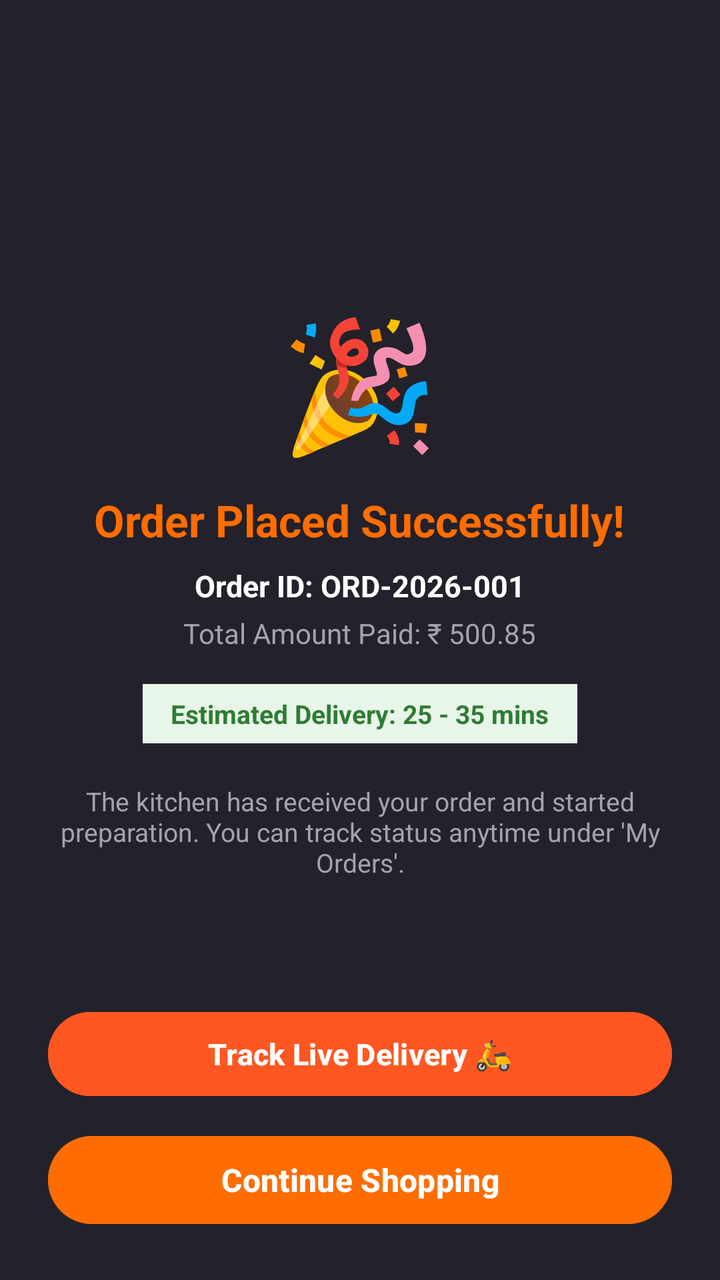
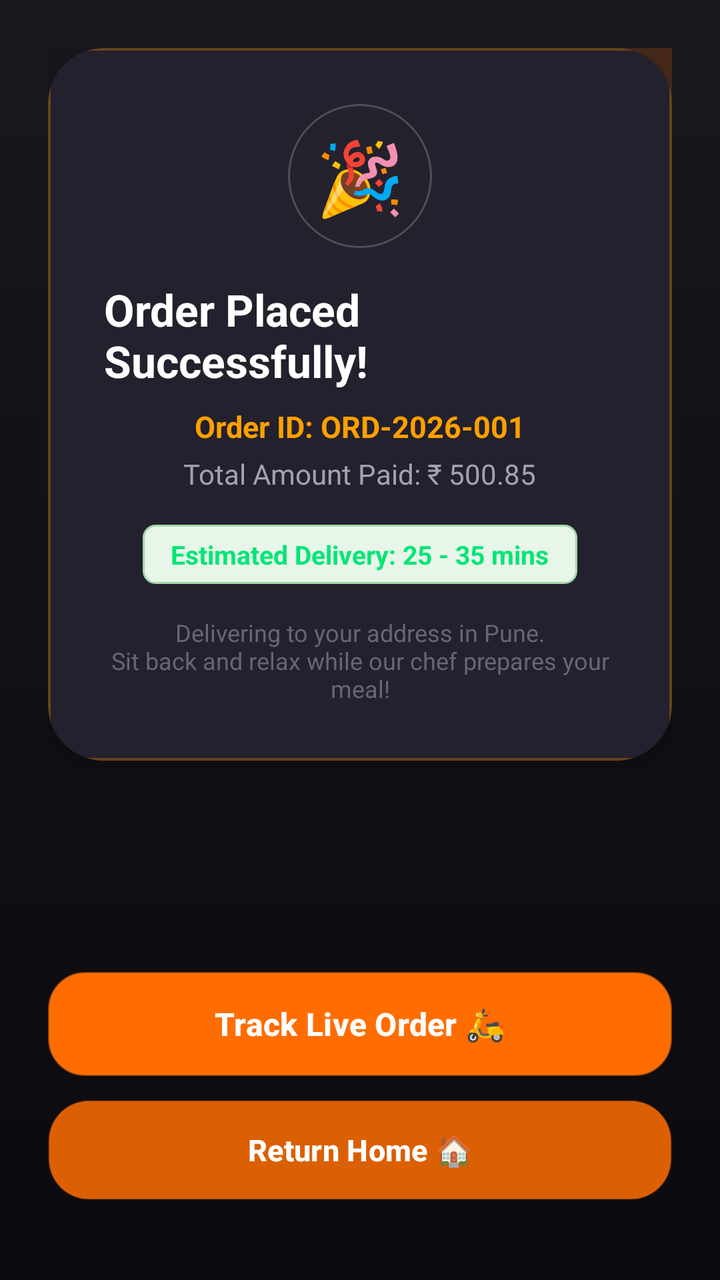

Before-and-after screenshots of an Android layout around one commit, followed by the original layout XML and the change that was made.
<!-- AndroidManifest.xml: activity theme Theme.FoodieHub.NoActionBar -->
<!-- res/layout/activity_order_success.xml -->
<?xml version="1.0" encoding="utf-8"?>
<androidx.constraintlayout.widget.ConstraintLayout xmlns:android="http://schemas.android.com/apk/res/android"
    xmlns:app="http://schemas.android.com/apk/res-auto"
    android:layout_width="match_parent"
    android:layout_height="match_parent"
    android:background="@color/card_background"
    android:padding="24dp">

    <LinearLayout
        android:layout_width="match_parent"
        android:layout_height="wrap_content"
        android:gravity="center"
        android:orientation="vertical"
        app:layout_constraintBottom_toTopOf="@+id/btnSuccessContinue"
        app:layout_constraintTop_toTopOf="parent">

        <TextView
            android:layout_width="wrap_content"
            android:layout_height="wrap_content"
            android:text="🎉"
            android:textSize="64sp" />

        <TextView
            android:layout_width="wrap_content"
            android:layout_height="wrap_content"
            android:layout_marginTop="12dp"
            android:text="Order Placed Successfully!"
            android:textColor="@color/primary"
            android:textSize="22sp"
            android:textStyle="bold" />

        <TextView
            android:id="@+id/txtSuccessOrderId"
            android:layout_width="wrap_content"
            android:layout_height="wrap_content"
            android:layout_marginTop="8dp"
            android:text="Order ID: ORD-2026-001"
            android:textColor="@color/text_primary"
            android:textSize="15sp"
            android:textStyle="bold" />

        <TextView
            android:id="@+id/txtSuccessAmount"
            android:layout_width="wrap_content"
            android:layout_height="wrap_content"
            android:layout_marginTop="4dp"
            android:text="Total Amount Paid: ₹ 500.85"
            android:textColor="@color/text_secondary"
            android:textSize="14sp" />

        <TextView
            android:layout_width="wrap_content"
            android:layout_height="wrap_content"
            android:layout_marginTop="16dp"
            android:text="Estimated Delivery: 25 - 35 mins"
            android:textColor="#2E7D32"
            android:background="#E8F5E9"
            android:paddingHorizontal="14dp"
            android:paddingVertical="6dp"
            android:textStyle="bold"
            android:textSize="13sp" />

        <TextView
            android:layout_width="match_parent"
            android:layout_height="wrap_content"
            android:layout_marginTop="20dp"
            android:gravity="center"
            android:text="The kitchen has received your order and started preparation. You can track status anytime under 'My Orders'."
            android:textColor="@color/text_secondary"
            android:textSize="13sp" />

    </LinearLayout>

    <Button
        android:id="@+id/btnSuccessViewHistory"
        android:layout_width="match_parent"
        android:layout_height="50dp"
        android:layout_marginBottom="12dp"
        android:backgroundTint="#FF5722"
        android:text="Track Live Delivery 🛵"
        android:textColor="@color/white"
        android:textSize="15sp"
        android:textStyle="bold"
        app:layout_constraintBottom_toTopOf="@+id/btnSuccessContinue" />

    <Button
        android:id="@+id/btnSuccessContinue"
        android:layout_width="match_parent"
        android:layout_height="52dp"
        android:backgroundTint="@color/primary"
        android:text="Continue Shopping"
        android:textColor="@color/white"
        android:textSize="16sp"
        android:textStyle="bold"
        app:layout_constraintBottom_toBottomOf="parent" />

</androidx.constraintlayout.widget.ConstraintLayout>
<!-- resources referenced by this layout -->
<resources>
  <color name="card_background">#23212B</color>
  <color name="text_primary">#FFFFFF</color>
  <style name="Theme.FoodieHub" parent="Theme.Material3.DayNight.NoActionBar">
          <item name="colorPrimary">@color/primary</item>
          <item name="colorPrimaryVariant">@color/primary_dark</item>
          <item name="colorSecondary">@color/accent</item>
          <item name="android:statusBarColor">#0E0D12</item>
          <item name="android:navigationBarColor">#0E0D12</item>
          <item name="android:windowBackground">#0E0D12</item>
          <item name="android:windowLightStatusBar">false</item>
          <item name="windowActionBar">false</item>
          <item name="windowNoTitle">true</item>
      </style>
  <!-- unchanged entries left out for length: 6 -->
</resources>

<!-- the commit's change to res/layout/activity_order_success.xml (unified diff, before → after) -->
@@ -3,95 +3,134 @@
     xmlns:app="http://schemas.android.com/apk/res-auto"
     android:layout_width="match_parent"
     android:layout_height="match_parent"
-    android:background="@color/card_background"
+    android:background="@drawable/bg_dark_gradient"
     android:padding="24dp">
 
-    <LinearLayout
+    
+    <View
+        android:layout_width="220dp"
+        android:layout_height="220dp"
+        android:layout_marginTop="-60dp"
+        android:layout_marginEnd="-60dp"
+        android:background="@drawable/bg_glass_circle_orange"
+        android:alpha="0.2"
+        app:layout_constraintTop_toTopOf="parent"
+        app:layout_constraintEnd_toEndOf="parent" />
+
+    
+    <androidx.cardview.widget.CardView
         android:layout_width="match_parent"
         android:layout_height="wrap_content"
-        android:gravity="center"
-        android:orientation="vertical"
+        app:cardBackgroundColor="#211E2B"
+        app:cardCornerRadius="28dp"
+        app:cardElevation="10dp"
         app:layout_constraintBottom_toTopOf="@+id/btnSuccessContinue"
         app:layout_constraintTop_toTopOf="parent">
 
-        <TextView
-            android:layout_width="wrap_content"
+        <LinearLayout
+            android:layout_width="match_parent"
             android:layout_height="wrap_content"
-            android:text="🎉"
-            android:textSize="64sp" />
+            android:background="@drawable/bg_glass_card_glow"
+            android:gravity="center"
+            android:orientation="vertical"
+            android:padding="28dp">
 
-        <TextView
-            android:layout_width="wrap_content"
-            android:layout_height="wrap_content"
-            android:layout_marginTop="12dp"
-            android:text="Order Placed Successfully!"
-            android:textColor="@color/primary"
-            android:textSize="22sp"
+            <FrameLayout
+                android:layout_width="72dp"
+                android:layout_height="72dp"
+                android:background="@drawable/bg_glass_circle">
+
+                <TextView
+                    android:layout_width="wrap_content"
+                    android:layout_height="wrap_content"
+                    android:layout_gravity="center"
+                    android:text="🎉"
+                    android:textSize="36sp" />
+            </FrameLayout>
+
+            <TextView
+                android:layout_width="wrap_content"
+                android:layout_height="wrap_content"
+                android:layout_marginTop="16dp"
+                android:text="Order Placed Successfully!"
+                android:textColor="@color/text_white"
+                android:textSize="22sp"
+                android:textStyle="bold" />
+
+            <TextView
+                android:id="@+id/txtSuccessOrderId"
+                android:layout_width="wrap_content"
+                android:layout_height="wrap_content"
+                android:layout_marginTop="8dp"
+                android:text="Order ID: ORD-2026-001"
+                android:textColor="#FFA000"
+                android:textSize="15sp"
+                android:textStyle="bold" />
+
+            <TextView
+                android:id="@+id/txtSuccessAmount"
+                android:layout_width="wrap_content"
+                android:layout_height="wrap_content"
+                android:layout_marginTop="4dp"
+                android:text="Total Amount Paid: ₹ 500.85"
+                android:textColor="@color/text_secondary"
+                android:textSize="14sp" />
+
+            <TextView
+                android:layout_width="wrap_content"
+                android:layout_height="wrap_content"
+                android:layout_marginTop="16dp"
+                android:text="Estimated Delivery: 25 - 35 mins"
+                android:textColor="#00E676"
+                android:background="@drawable/bg_badge_active_one"
+                android:paddingHorizontal="14dp"
+                android:paddingVertical="6dp"
+                android:textStyle="bold"
+                android:textSize="13sp" />
+
+            <TextView
+                android:layout_width="wrap_content"
+                android:layout_height="wrap_content"
+                android:layout_marginTop="16dp"
+                android:text="Delivering to your address in Pune.\nSit back and relax while our chef prepares your meal!"
+                android:textAlignment="center"
+                android:textColor="@color/text_muted"
+                android:textSize="12sp" />
+
+        </LinearLayout>
+
+    </androidx.cardview.widget.CardView>
+
+    <LinearLayout
+        android:id="@+id/btnContainer"
+        android:layout_width="match_parent"
+        android:layout_height="wrap_content"
+        android:layout_marginBottom="16dp"
+        android:orientation="vertical"
+        app:layout_constraintBottom_toBottomOf="parent">
+
+        <Button
+            android:id="@+id/btnSuccessViewHistory"
+            android:layout_width="match_parent"
+            android:layout_height="52dp"
+            android:background="@drawable/bg_pill_selected"
+            android:text="Track Live Order 🛵"
+            android:textAllCaps="false"
+            android:textColor="@color/white"
+            android:textSize="16sp"
             android:textStyle="bold" />
 
-        <TextView
-            android:id="@+id/txtSuccessOrderId"
-            android:layout_width="wrap_content"
-            android:layout_height="wrap_content"
-            android:layout_marginTop="8dp"
-            android:text="Order ID: ORD-2026-001"
-            android:textColor="@color/text_primary"
+        <Button
+            android:id="@+id/btnSuccessContinue"
+            android:layout_width="match_parent"
+            android:layout_height="50dp"
+            android:layout_marginTop="12dp"
+            android:background="@drawable/bg_glass_card"
+            android:text="Return Home 🏠"
+            android:textAllCaps="false"
+            android:textColor="@color/text_white"
             android:textSize="15sp"
             android:textStyle="bold" />
-
-        <TextView
-            android:id="@+id/txtSuccessAmount"
-            android:layout_width="wrap_content"
-            android:layout_height="wrap_content"
-            android:layout_marginTop="4dp"
-            android:text="Total Amount Paid: ₹ 500.85"
-            android:textColor="@color/text_secondary"
-            android:textSize="14sp" />
-
-        <TextView
-            android:layout_width="wrap_content"
-            android:layout_height="wrap_content"
-            android:layout_marginTop="16dp"
-            android:text="Estimated Delivery: 25 - 35 mins"
-            android:textColor="#2E7D32"
-            android:background="#E8F5E9"
-            android:paddingHorizontal="14dp"
-            android:paddingVertical="6dp"
-            android:textStyle="bold"
-            android:textSize="13sp" />
-
-        <TextView
-            android:layout_width="match_parent"
-            android:layout_height="wrap_content"
-            android:layout_marginTop="20dp"
-            android:gravity="center"
-            android:text="The kitchen has received your order and started preparation. You can track status anytime under 'My Orders'."
-            android:textColor="@color/text_secondary"
-            android:textSize="13sp" />
-
     </LinearLayout>
 
-    <Button
-        android:id="@+id/btnSuccessViewHistory"
-        android:layout_width="match_parent"
-        android:layout_height="50dp"
-        android:layout_marginBottom="12dp"
-        android:backgroundTint="#FF5722"
-        android:text="Track Live Delivery 🛵"
-        android:textColor="@color/white"
-        android:textSize="15sp"
-        android:textStyle="bold"
-        app:layout_constraintBottom_toTopOf="@+id/btnSuccessContinue" />
-
-    <Button
-        android:id="@+id/btnSuccessContinue"
-        android:layout_width="match_parent"
-        android:layout_height="52dp"
-        android:backgroundTint="@color/primary"
-        android:text="Continue Shopping"
-        android:textColor="@color/white"
-        android:textSize="16sp"
-        android:textStyle="bold"
-        app:layout_constraintBottom_toBottomOf="parent" />
-
 </androidx.constraintlayout.widget.ConstraintLayout>
<!-- resource entries referenced after the edit -->
@@ -1,7 +1,84 @@
 <!-- resources referenced by this layout -->
 <resources>
-  <color name="card_background">#23212B</color>
-  <color name="text_primary">#FFFFFF</color>
+  <color name="text_muted">#686575</color>
+  <color name="text_white">#FFFFFF</color>
+  <!-- drawable bg_badge_active_one (drawable) -->
+  <?xml version="1.0" encoding="utf-8"?>
+  <shape xmlns:android="http://schemas.android.com/apk/res/android"
+      android:shape="rectangle">
+      <solid android:color="#E8F5E9" />
+      <corners android:radius="6dp" />
+      <stroke
+          android:width="1dp"
+          android:color="#A5D6A7" />
+  </shape>
+  <!-- drawable bg_dark_gradient (drawable) -->
+  <?xml version="1.0" encoding="utf-8"?>
+  <shape xmlns:android="http://schemas.android.com/apk/res/android"
+      android:shape="rectangle">
+      <gradient
+          android:type="linear"
+          android:angle="270"
+          android:startColor="#1B171F"
+          android:centerColor="#111015"
+          android:endColor="#0B0A0E" />
+  </shape>
+  <!-- drawable bg_glass_card (drawable) -->
+  <?xml version="1.0" encoding="utf-8"?>
+  <shape xmlns:android="http://schemas.android.com/apk/res/android"
+      android:shape="rectangle">
+      <solid android:color="#D922202A" />
+      <corners android:radius="20dp" />
+      <stroke
+          android:width="1dp"
+          android:color="#26FFFFFF" />
+  </shape>
+  <!-- drawable bg_glass_card_glow (drawable) -->
+  <?xml version="1.0" encoding="utf-8"?>
+  <shape xmlns:android="http://schemas.android.com/apk/res/android"
+      android:shape="rectangle">
+      <solid android:color="#E024222E" />
+      <corners android:radius="20dp" />
+      <stroke
+          android:width="1.2dp"
+          android:color="#4DFF9800" />
+  </shape>
+  <!-- drawable bg_glass_circle (drawable) -->
+  <?xml version="1.0" encoding="utf-8"?>
+  <shape xmlns:android="http://schemas.android.com/apk/res/android"
+      android:shape="oval">
+      <solid android:color="#B325232D" />
+      <stroke
+          android:width="1dp"
+          android:color="#33FFFFFF" />
+  </shape>
+  <!-- drawable bg_glass_circle_orange (drawable) -->
+  <?xml version="1.0" encoding="utf-8"?>
+  <shape xmlns:android="http://schemas.android.com/apk/res/android"
+      android:shape="oval">
+      <gradient
+          android:type="linear"
+          android:angle="135"
+          android:startColor="#FFA000"
+          android:endColor="#FF5722" />
+      <stroke
+          android:width="1dp"
+          android:color="#80FFE082" />
+  </shape>
+  <!-- drawable bg_pill_selected (drawable) -->
+  <?xml version="1.0" encoding="utf-8"?>
+  <shape xmlns:android="http://schemas.android.com/apk/res/android"
+      android:shape="rectangle">
+      <gradient
+          android:type="linear"
+          android:angle="135"
+          android:startColor="#FFA000"
+          android:endColor="#FF5722" />
+      <corners android:radius="18dp" />
+      <stroke
+          android:width="1dp"
+          android:color="#80FFE082" />
+  </shape>
   <style name="Theme.FoodieHub" parent="Theme.Material3.DayNight.NoActionBar">
           <item name="colorPrimary">@color/primary</item>
           <item name="colorPrimaryVariant">@color/primary_dark</item>
@@ -9,10 +86,35 @@
           <item name="android:statusBarColor">#0E0D12</item>
           <item name="android:navigationBarColor">#0E0D12</item>
           <item name="android:windowBackground">#0E0D12</item>
+          <item name="android:colorBackground">#0E0D12</item>
           <item name="android:windowLightStatusBar">false</item>
+          <item name="android:windowSplashScreenBackground" tools:targetApi="31">#0E0D12</item>
+          <item name="android:windowSplashScreenAnimatedIcon" tools:targetApi="31">@drawable/ic_launcher</item>
           <item name="windowActionBar">false</item>
           <item name="windowNoTitle">true</item>
       </style>
+  <!-- drawable ic_launcher (drawable) -->
+  <vector xmlns:android="http://schemas.android.com/apk/res/android"
+      android:width="108dp"
+      android:height="108dp"
+      android:viewportWidth="108"
+      android:viewportHeight="108">
+      <path
+          android:fillColor="#FF5722"
+          android:pathData="M0,0h108v108h-108z"/>
+      <path
+          android:fillColor="#FFFFFF"
+          android:pathData="M30,42h48c3.3,0 6,-2.7 6,-6c0,-9.9 -8.1,-18 -18,-18h-24c-9.9,0 -18,8.1 -18,18c0,3.3 2.7,6 6,6z"/>
+      <path
+          android:fillColor="#FFE082"
+          android:pathData="M24,48h60v6h-60z"/>
+      <path
+          android:fillColor="#4CAF50"
+          android:pathData="M22,58h64c2,0 3.5,1.5 3.5,3.5c0,2 -1.5,3.5 -3.5,3.5h-64c-2,0 -3.5,-1.5 -3.5,-3.5c0,-2 1.5,-3.5 3.5,-3.5z"/>
+      <path
+          android:fillColor="#FFFFFF"
+          android:pathData="M26,72h56c0,9.9 -8.1,18 -18,18h-20c-9.9,0 -18,-8.1 -18,-18z"/>
+  </vector>
   <!-- unchanged entries left out for length: 6 -->
 </resources>
 
